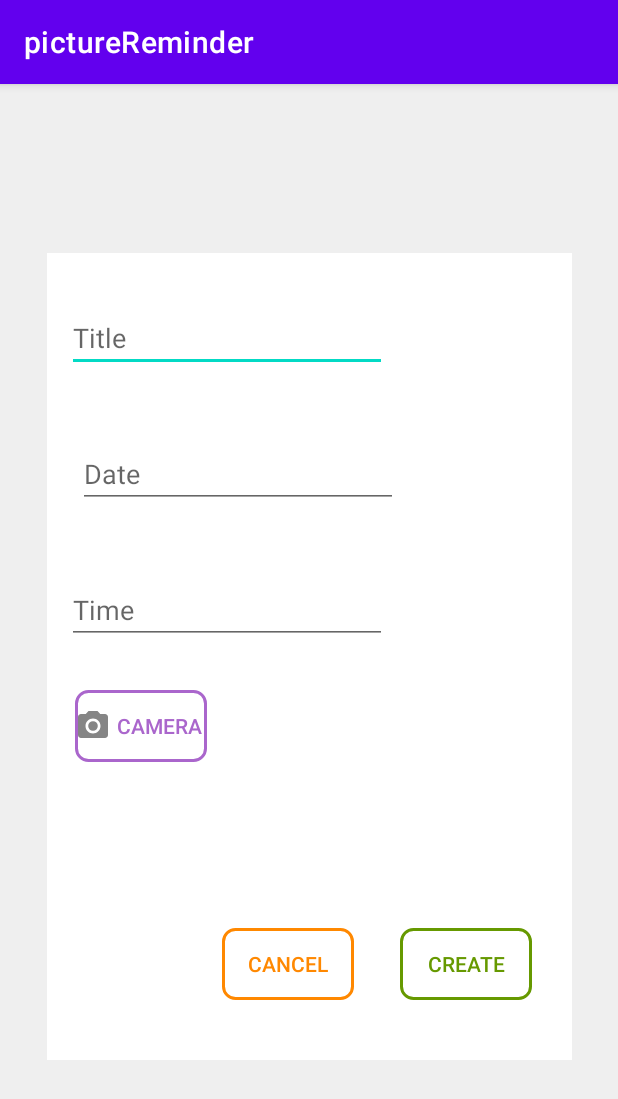
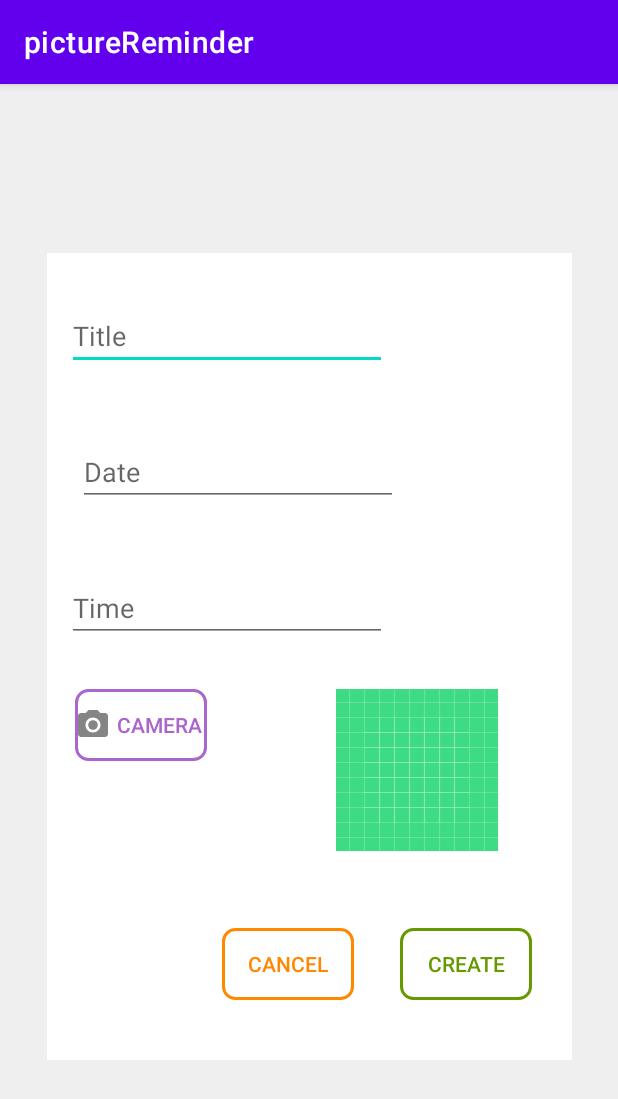
Before and after one commit to sathaya24/picReminder, an Android app: the AddReminder screen opened directly, with no data from a screen before it, on a phone screen of 412 x 824 dp. Shown: the top 1099 px of the screen. Run offline under Robolectric (Android 15) with nearby library versions, the phone set to English and light mode, and no system bars.

Commit message:
Show taken picture

```diff
--- a/app/src/main/java/ch/tha/picturereminder/AddReminder.java
+++ b/app/src/main/java/ch/tha/picturereminder/AddReminder.java
@@ -6,6 +6,7 @@
 import android.content.ActivityNotFoundException;
 import android.content.Intent;
 import android.content.pm.PackageManager;
+import android.graphics.Bitmap;
 import android.os.Bundle;
 import android.provider.MediaStore;
 import android.widget.Button;
@@ -15,13 +16,13 @@
 import android.widget.TextView;
 import android.widget.TimePicker;
 
+import androidx.annotation.Nullable;
 import androidx.appcompat.app.AppCompatActivity;
 import androidx.core.app.ActivityCompat;
 import androidx.core.content.ContextCompat;
 
 import java.util.Calendar;
 
-//TODO: take Picture
 //todo: save picture
 //todo: sharedPreference
 //todo: notification
@@ -33,6 +34,8 @@
     private DatePickerDialog datePickerDialog;
     private TimePickerDialog timePickerDialog;
     private TextView errorTxt;
+    private ImageView imageView;
+    static final int REQUEST_IMAGE_CAPTURE = 100;
 
 
     @Override
@@ -43,6 +46,8 @@
         titleTxt = (EditText) findViewById(R.id.nameRe);
         dateTxt = (EditText) findViewById(R.id.dateRe);
         timeTxt = (EditText) findViewById(R.id.timeRe);
+        errorTxt = (TextView) findViewById(R.id.errorPhoto);
+        imageView = (ImageView) findViewById(R.id.imageCamera);
         Button cancelBtn = findViewById(R.id.cancelBtnAdd);
         Button createBtn = findViewById(R.id.createBtn);
         Button cameraBtn = findViewById(R.id.photoBtn);
@@ -65,7 +70,7 @@
         Intent intent = new Intent(MediaStore.ACTION_IMAGE_CAPTURE);
         //TODO:THE NEW WAY
         try {
-            startActivityForResult(intent, 100);
+            startActivityForResult(intent, REQUEST_IMAGE_CAPTURE);
         } catch (ActivityNotFoundException e) {
             errorTxt.setText("The camera ain't working ;(");
         }
@@ -114,9 +119,19 @@
         String dateStr = dateTxt.getText().toString();
         String timeStr = timeTxt.getText().toString();
 
-        intent.putExtra("titelReminder", titleStr);
+        intent.putExtra("titleReminder", titleStr);
         intent.putExtra("dateReminder", dateStr);
         intent.putExtra("timeReminder", timeStr);
         startActivity(intent);
     }
+
+    @Override
+    protected void onActivityResult(int requestCode, int resultCode, @Nullable Intent data) {
+        super.onActivityResult(requestCode, resultCode, data);
+        if (requestCode == REQUEST_IMAGE_CAPTURE && resultCode == RESULT_OK) {
+            Bundle extras = data.getExtras();
+            Bitmap imageBitmap = (Bitmap) extras.get("data");
+            imageView.setImageBitmap(imageBitmap);
+        }
+    }
 }
--- /dev/null
+++ b/app/src/main/res/drawable/ic_launcher_background.xml
@@ -0,0 +1,170 @@
+<?xml version="1.0" encoding="utf-8"?>
+<vector xmlns:android="http://schemas.android.com/apk/res/android"
+    android:width="108dp"
+    android:height="108dp"
+    android:viewportWidth="108"
+    android:viewportHeight="108">
+    <path
+        android:fillColor="#3DDC84"
+        android:pathData="M0,0h108v108h-108z" />
+    <path
+        android:fillColor="#00000000"
+        android:pathData="M9,0L9,108"
+        android:strokeWidth="0.8"
+        android:strokeColor="#33FFFFFF" />
+    <path
+        android:fillColor="#00000000"
+        android:pathData="M19,0L19,108"
+        android:strokeWidth="0.8"
+        android:strokeColor="#33FFFFFF" />
+    <path
+        android:fillColor="#00000000"
+        android:pathData="M29,0L29,108"
+        android:strokeWidth="0.8"
+        android:strokeColor="#33FFFFFF" />
+    <path
+        android:fillColor="#00000000"
+        android:pathData="M39,0L39,108"
+        android:strokeWidth="0.8"
+        android:strokeColor="#33FFFFFF" />
+    <path
+        android:fillColor="#00000000"
+        android:pathData="M49,0L49,108"
+        android:strokeWidth="0.8"
+        android:strokeColor="#33FFFFFF" />
+    <path
+        android:fillColor="#00000000"
+        android:pathData="M59,0L59,108"
+        android:strokeWidth="0.8"
+        android:strokeColor="#33FFFFFF" />
+    <path
+        android:fillColor="#00000000"
+        android:pathData="M69,0L69,108"
+        android:strokeWidth="0.8"
+        android:strokeColor="#33FFFFFF" />
+    <path
+        android:fillColor="#00000000"
+        android:pathData="M79,0L79,108"
+        android:strokeWidth="0.8"
+        android:strokeColor="#33FFFFFF" />
+    <path
+        android:fillColor="#00000000"
+        android:pathData="M89,0L89,108"
+        android:strokeWidth="0.8"
+        android:strokeColor="#33FFFFFF" />
+    <path
+        android:fillColor="#00000000"
+        android:pathData="M99,0L99,108"
+        android:strokeWidth="0.8"
+        android:strokeColor="#33FFFFFF" />
+    <path
+        android:fillColor="#00000000"
+        android:pathData="M0,9L108,9"
+        android:strokeWidth="0.8"
+        android:strokeColor="#33FFFFFF" />
+    <path
+        android:fillColor="#00000000"
+        android:pathData="M0,19L108,19"
+        android:strokeWidth="0.8"
+        android:strokeColor="#33FFFFFF" />
+    <path
+        android:fillColor="#00000000"
+        android:pathData="M0,29L108,29"
+        android:strokeWidth="0.8"
+        android:strokeColor="#33FFFFFF" />
+    <path
+        android:fillColor="#00000000"
+        android:pathData="M0,39L108,39"
+        android:strokeWidth="0.8"
+        android:strokeColor="#33FFFFFF" />
+    <path
+        android:fillColor="#00000000"
+        android:pathData="M0,49L108,49"
+        android:strokeWidth="0.8"
+        android:strokeColor="#33FFFFFF" />
+    <path
+        android:fillColor="#00000000"
+        android:pathData="M0,59L108,59"
+        android:strokeWidth="0.8"
+        android:strokeColor="#33FFFFFF" />
+    <path
+        android:fillColor="#00000000"
+        android:pathData="M0,69L108,69"
+        android:strokeWidth="0.8"
+        android:strokeColor="#33FFFFFF" />
+    <path
+        android:fillColor="#00000000"
+        android:pathData="M0,79L108,79"
+        android:strokeWidth="0.8"
+        android:strokeColor="#33FFFFFF" />
+    <path
+        android:fillColor="#00000000"
+        android:pathData="M0,89L108,89"
+        android:strokeWidth="0.8"
+        android:strokeColor="#33FFFFFF" />
+    <path
+        android:fillColor="#00000000"
+        android:pathData="M0,99L108,99"
+        android:strokeWidth="0.8"
+        android:strokeColor="#33FFFFFF" />
+    <path
+        android:fillColor="#00000000"
+        android:pathData="M19,29L89,29"
+        android:strokeWidth="0.8"
+        android:strokeColor="#33FFFFFF" />
+    <path
+        android:fillColor="#00000000"
+        android:pathData="M19,39L89,39"
+        android:strokeWidth="0.8"
+        android:strokeColor="#33FFFFFF" />
+    <path
+        android:fillColor="#00000000"
+        android:pathData="M19,49L89,49"
+        android:strokeWidth="0.8"
+        android:strokeColor="#33FFFFFF" />
+    <path
+        android:fillColor="#00000000"
+        android:pathData="M19,59L89,59"
+        android:strokeWidth="0.8"
+        android:strokeColor="#33FFFFFF" />
+    <path
+        android:fillColor="#00000000"
+        android:pathData="M19,69L89,69"
+        android:strokeWidth="0.8"
+        android:strokeColor="#33FFFFFF" />
+    <path
+        android:fillColor="#00000000"
+        android:pathData="M19,79L89,79"
+        android:strokeWidth="0.8"
+        android:strokeColor="#33FFFFFF" />
+    <path
+        android:fillColor="#00000000"
+        android:pathData="M29,19L29,89"
+        android:strokeWidth="0.8"
+        android:strokeColor="#33FFFFFF" />
+    <path
+        android:fillColor="#00000000"
+        android:pathData="M39,19L39,89"
+        android:strokeWidth="0.8"
+        android:strokeColor="#33FFFFFF" />
+    <path
+        android:fillColor="#00000000"
+        android:pathData="M49,19L49,89"
+        android:strokeWidth="0.8"
+        android:strokeColor="#33FFFFFF" />
+    <path
+        android:fillColor="#00000000"
+        android:pathData="M59,19L59,89"
+        android:strokeWidth="0.8"
+        android:strokeColor="#33FFFFFF" />
+    <path
+        android:fillColor="#00000000"
+        android:pathData="M69,19L69,89"
+        android:strokeWidth="0.8"
+        android:strokeColor="#33FFFFFF" />
+    <path
+        android:fillColor="#00000000"
+        android:pathData="M79,19L79,89"
+        android:strokeWidth="0.8"
+        android:strokeColor="#33FFFFFF" />
+</vector>
--- a/app/src/main/res/layout/activity_add_reminder.xml
+++ b/app/src/main/res/layout/activity_add_reminder.xml
@@ -132,11 +132,17 @@
 
         <ImageView
             android:id="@+id/imageCamera"
-            android:layout_width="162dp"
-            android:layout_height="145dp"
-            tools:layout_editor_absoluteX="150dp"
-            tools:layout_editor_absoluteY="283dp"
-            tools:srcCompat="@tools:sample/backgrounds/scenic" />
+            android:layout_width="wrap_content"
+            android:layout_height="wrap_content"
+            android:layout_marginStart="89dp"
+            android:layout_marginTop="31dp"
+            android:layout_marginEnd="47dp"
+            android:layout_marginBottom="51dp"
+            app:layout_constraintBottom_toTopOf="@+id/createBtn"
+            app:layout_constraintEnd_toEndOf="parent"
+            app:layout_constraintStart_toEndOf="@+id/photoBtn"
+            app:layout_constraintTop_toBottomOf="@+id/timeRe"
+            app:srcCompat="@drawable/ic_launcher_background" />
 
     </androidx.constraintlayout.widget.ConstraintLayout>
 
```
